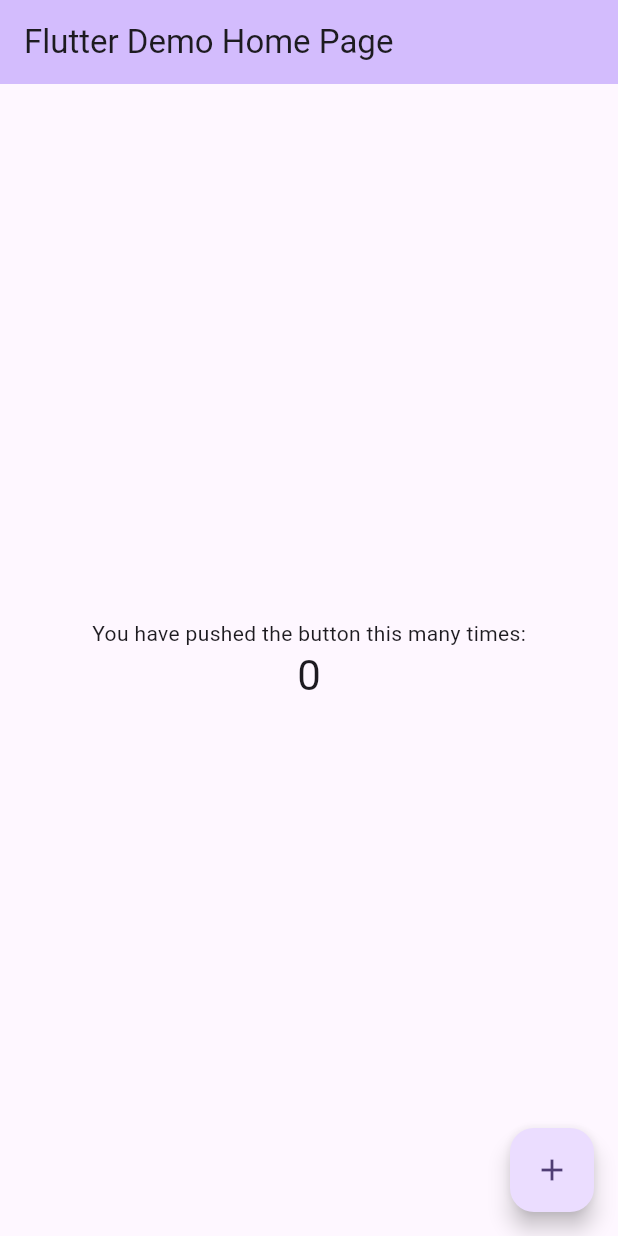
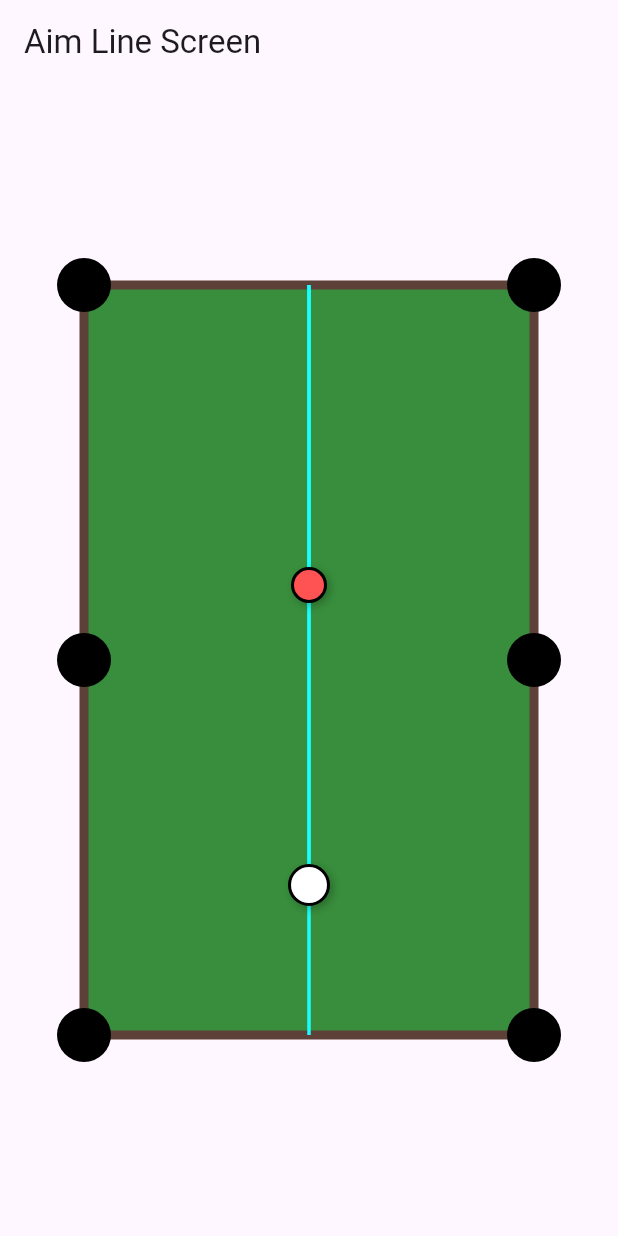
Before and after one commit to brickey-cypher/billiard_aim_tool, a Flutter app: the screen it shows after launch, on a phone screen of 412 x 824 dp. Run offline on Flutter 3.47's test engine with Material 3 defaults, Android fonts, the light colour scheme and no system bars.

Commit message:
working save

```diff
--- a/analysis_options.yaml
+++ b/analysis_options.yaml
@@ -21,8 +21,8 @@ linter:
   # `// ignore_for_file: name_of_lint` syntax on the line or in the file
   # producing the lint.
   rules:
-    # avoid_print: false  # Uncomment to disable the `avoid_print` rule
+    # avoid_print: true  # Uncomment to disable the `avoid_print` rule
     # prefer_single_quotes: true  # Uncomment to enable the `prefer_single_quotes` rule
-
+    #prefer_const_constructors: true
 # Additional information about this file can be found at
 # https://dart.dev/guides/language/analysis-options
--- a/lib/main.dart
+++ b/lib/main.dart
@@ -1,125 +1,19 @@
 import 'package:flutter/material.dart';
+import 'package:billiard_aim_tool/screens/aim_line_screen.dart';
 
 void main() {
-  runApp(const MyApp());
+  runApp(const BilliardAimTool());
 }
 
-class MyApp extends StatelessWidget {
-  const MyApp({super.key});
+class BilliardAimTool extends StatelessWidget {
+  const BilliardAimTool({super.key});
 
-  // This widget is the root of your application.
   @override
   Widget build(BuildContext context) {
-    return MaterialApp(
-      title: 'Flutter Demo',
-      theme: ThemeData(
-        // This is the theme of your application.
-        //
-        // TRY THIS: Try running your application with "flutter run". You'll see
-        // the application has a purple toolbar. Then, without quitting the app,
-        // try changing the seedColor in the colorScheme below to Colors.green
-        // and then invoke "hot reload" (save your changes or press the "hot
-        // reload" button in a Flutter-supported IDE, or press "r" if you used
-        // the command line to start the app).
-        //
-        // Notice that the counter didn't reset back to zero; the application
-        // state is not lost during the reload. To reset the state, use hot
-        // restart instead.
-        //
-        // This works for code too, not just values: Most code changes can be
-        // tested with just a hot reload.
-        colorScheme: ColorScheme.fromSeed(seedColor: Colors.deepPurple),
-        useMaterial3: true,
-      ),
-      home: const MyHomePage(title: 'Flutter Demo Home Page'),
+    return const MaterialApp(
+      title: 'Billiard Aim Tool',
+      home: AimLineScreen(),
+      debugShowCheckedModeBanner: false,
     );
   }
 }
-
-class MyHomePage extends StatefulWidget {
-  const MyHomePage({super.key, required this.title});
-
-  // This widget is the home page of your application. It is stateful, meaning
-  // that it has a State object (defined below) that contains fields that affect
-  // how it looks.
-
-  // This class is the configuration for the state. It holds the values (in this
-  // case the title) provided by the parent (in this case the App widget) and
-  // used by the build method of the State. Fields in a Widget subclass are
-  // always marked "final".
-
-  final String title;
-
-  @override
-  State<MyHomePage> createState() => _MyHomePageState();
-}
-
-class _MyHomePageState extends State<MyHomePage> {
-  int _counter = 0;
-
-  void _incrementCounter() {
-    setState(() {
-      // This call to setState tells the Flutter framework that something has
-      // changed in this State, which causes it to rerun the build method below
-      // so that the display can reflect the updated values. If we changed
-      // _counter without calling setState(), then the build method would not be
-      // called again, and so nothing would appear to happen.
-      _counter++;
-    });
-  }
-
-  @override
-  Widget build(BuildContext context) {
-    // This method is rerun every time setState is called, for instance as done
-    // by the _incrementCounter method above.
-    //
-    // The Flutter framework has been optimized to make rerunning build methods
-    // fast, so that you can just rebuild anything that needs updating rather
-    // than having to individually change instances of widgets.
-    return Scaffold(
-      appBar: AppBar(
-        // TRY THIS: Try changing the color here to a specific color (to
-        // Colors.amber, perhaps?) and trigger a hot reload to see the AppBar
-        // change color while the other colors stay the same.
-        backgroundColor: Theme.of(context).colorScheme.inversePrimary,
-        // Here we take the value from the MyHomePage object that was created by
-        // the App.build method, and use it to set our appbar title.
-        title: Text(widget.title),
-      ),
-      body: Center(
-        // Center is a layout widget. It takes a single child and positions it
-        // in the middle of the parent.
-        child: Column(
-          // Column is also a layout widget. It takes a list of children and
-          // arranges them vertically. By default, it sizes itself to fit its
-          // children horizontally, and tries to be as tall as its parent.
-          //
-          // Column has various properties to control how it sizes itself and
-          // how it positions its children. Here we use mainAxisAlignment to
-          // center the children vertically; the main axis here is the vertical
-          // axis because Columns are vertical (the cross axis would be
-          // horizontal).
-          //
-          // TRY THIS: Invoke "debug painting" (choose the "Toggle Debug Paint"
-          // action in the IDE, or press "p" in the console), to see the
-          // wireframe for each widget.
-          mainAxisAlignment: MainAxisAlignment.center,
-          children: <Widget>[
-            const Text(
-              'You have pushed the button this many times:',
-            ),
-            Text(
-              '$_counter',
-              style: Theme.of(context).textTheme.headlineMedium,
-            ),
-          ],
-        ),
-      ),
-      floatingActionButton: FloatingActionButton(
-        onPressed: _incrementCounter,
-        tooltip: 'Increment',
-        child: const Icon(Icons.add),
-      ), // This trailing comma makes auto-formatting nicer for build methods.
-    );
-  }
-}
--- /dev/null
+++ b/lib/screens/aim_line_screen.dart
@@ -0,0 +1,79 @@
+import 'package:flutter/material.dart';
+import '../logic/bank_shot_logic.dart';
+import '../painters/trajectory_painter.dart';
+import '../painters/table_painter.dart';
+import '../widgets/cue_ball.dart';
+import '../widgets/target_ball.dart';
+
+class AimLineScreen extends StatefulWidget {
+  const AimLineScreen({super.key});
+
+  @override
+  State<AimLineScreen> createState() => _AimLineScreenState();
+}
+
+class _AimLineScreenState extends State<AimLineScreen> {
+  Offset cueBallPosition = const Offset(150, 400);
+  Offset targetBallPosition = const Offset(150, 200);
+  final Size tableSize = const Size(300, 500);
+
+  Rect get tableRect => Rect.fromLTWH(0, 0, tableSize.width, tableSize.height);
+
+  void updateCueBall(Offset newPosition) {
+    setState(() {
+      cueBallPosition = newPosition;
+    });
+  }
+
+  void updateTargetBall(Offset newPosition) {
+    setState(() {
+      targetBallPosition = newPosition;
+    });
+  }
+
+  @override
+  Widget build(BuildContext context) {
+    final trajectoryPoints = calculateMultiCushionPath(
+      cueBall: cueBallPosition,
+      targetBall: targetBallPosition,
+      table: tableRect,
+      maxBounces: 3,
+    );
+
+    debugPrint('🧠 cueBall: $cueBallPosition | 🎯 targetBall: $targetBallPosition');
+    debugPrint('📐 trajectoryPoints: $trajectoryPoints');
+
+    return Scaffold(
+      appBar: AppBar(title: const Text('Aim Line Screen')),
+      body: Center(
+        child: Container(
+          width: tableSize.width,
+          height: tableSize.height,
+          color: Colors.green[700],
+          child: Stack(
+            children: [
+              CustomPaint(
+                painter: TablePainter(tableRect),
+                child: Container(),
+              ),
+              CustomPaint(
+                painter: TrajectoryPainter(points: trajectoryPoints),
+                child: Container(),
+              ),
+              CueBall(
+                position: cueBallPosition,
+                boundary: tableRect,
+                onPositionChanged: updateCueBall,
+              ),
+              TargetBall(
+                position: targetBallPosition,
+                boundary: tableRect,
+                onPositionChanged: updateTargetBall,
+              ),
+            ],
+          ),
+        ),
+      ),
+    );
+  }
+}
--- /dev/null
+++ b/lib/widgets/cue_ball.dart
@@ -0,0 +1,69 @@
+import 'package:flutter/material.dart';
+
+class CueBall extends StatefulWidget {
+  final Offset position;
+  final ValueChanged<Offset> onPositionChanged;
+  final Rect boundary;
+  final double radius;
+
+  const CueBall({
+    super.key,
+    required this.position,
+    required this.onPositionChanged,
+    required this.boundary,
+    this.radius = 14.0,
+  });
+
+  @override
+  State<CueBall> createState() => _CueBallState();
+}
+
+class _CueBallState extends State<CueBall> {
+  late Offset offset;
+
+  @override
+  void initState() {
+    super.initState();
+    offset = widget.position;
+  }
+
+  Offset _clampToBoundary(Offset point) {
+    final minX = widget.boundary.left + widget.radius;
+    final maxX = widget.boundary.right - widget.radius;
+    final minY = widget.boundary.top + widget.radius;
+    final maxY = widget.boundary.bottom - widget.radius;
+    return Offset(point.dx.clamp(minX, maxX), point.dy.clamp(minY, maxY));
+  }
+
+  @override
+  Widget build(BuildContext context) {
+    return Positioned(
+      left: offset.dx - widget.radius,
+      top: offset.dy - widget.radius,
+      child: GestureDetector(
+        onPanUpdate: (details) {
+          setState(() {
+            offset = _clampToBoundary(offset + details.delta);
+          });
+          widget.onPositionChanged(offset);
+        },
+        child: Container(
+          width: widget.radius * 2,
+          height: widget.radius * 2,
+          decoration: BoxDecoration(
+            color: Colors.white,
+            shape: BoxShape.circle,
+            border: Border.all(color: Colors.black, width: 2),
+            boxShadow: [
+              BoxShadow(
+                color: Colors.black.withAlpha((0.25 * 255).round()),
+                offset: const Offset(2, 2),
+                blurRadius: 4,
+              ),
+            ],
+          ),
+        ),
+      ),
+    );
+  }
+}
--- /dev/null
+++ b/lib/widgets/target_ball.dart
@@ -0,0 +1,69 @@
+import 'package:flutter/material.dart';
+
+class TargetBall extends StatefulWidget {
+  final Offset position;
+  final ValueChanged<Offset> onPositionChanged;
+  final Rect boundary;
+  final double radius;
+
+  const TargetBall({
+    super.key,
+    required this.position,
+    required this.onPositionChanged,
+    required this.boundary,
+    this.radius = 12.0,
+  });
+
+  @override
+  State<TargetBall> createState() => _TargetBallState();
+}
+
+class _TargetBallState extends State<TargetBall> {
+  late Offset offset;
+
+  @override
+  void initState() {
+    super.initState();
+    offset = widget.position;
+  }
+
+  Offset _clampToBoundary(Offset point) {
+    final minX = widget.boundary.left + widget.radius;
+    final maxX = widget.boundary.right - widget.radius;
+    final minY = widget.boundary.top + widget.radius;
+    final maxY = widget.boundary.bottom - widget.radius;
+    return Offset(point.dx.clamp(minX, maxX), point.dy.clamp(minY, maxY));
+  }
+
+  @override
+  Widget build(BuildContext context) {
+    return Positioned(
+      left: offset.dx - widget.radius,
+      top: offset.dy - widget.radius,
+      child: GestureDetector(
+        onPanUpdate: (details) {
+          setState(() {
+            offset = _clampToBoundary(offset + details.delta);
+          });
+          widget.onPositionChanged(offset);
+        },
+        child: Container(
+          width: widget.radius * 2,
+          height: widget.radius * 2,
+          decoration: BoxDecoration(
+            color: Colors.redAccent,
+            shape: BoxShape.circle,
+            border: Border.all(color: Colors.black, width: 2),
+            boxShadow: [
+              BoxShadow(
+                color: Colors.black.withAlpha(64), // ~25% opacity
+                offset: const Offset(2, 2),
+                blurRadius: 4,
+              ),
+            ],
+          ),
+        ),
+      ),
+    );
+  }
+}
```
Also changed, not shown: lib/logic/bank_shot_logic.dart (added, +136 -0 lines), lib/painters/table_painter.dart (added, +38 -0 lines), lib/painters/trajectory_painter.dart (added, +41 -0 lines), 36 other files.
